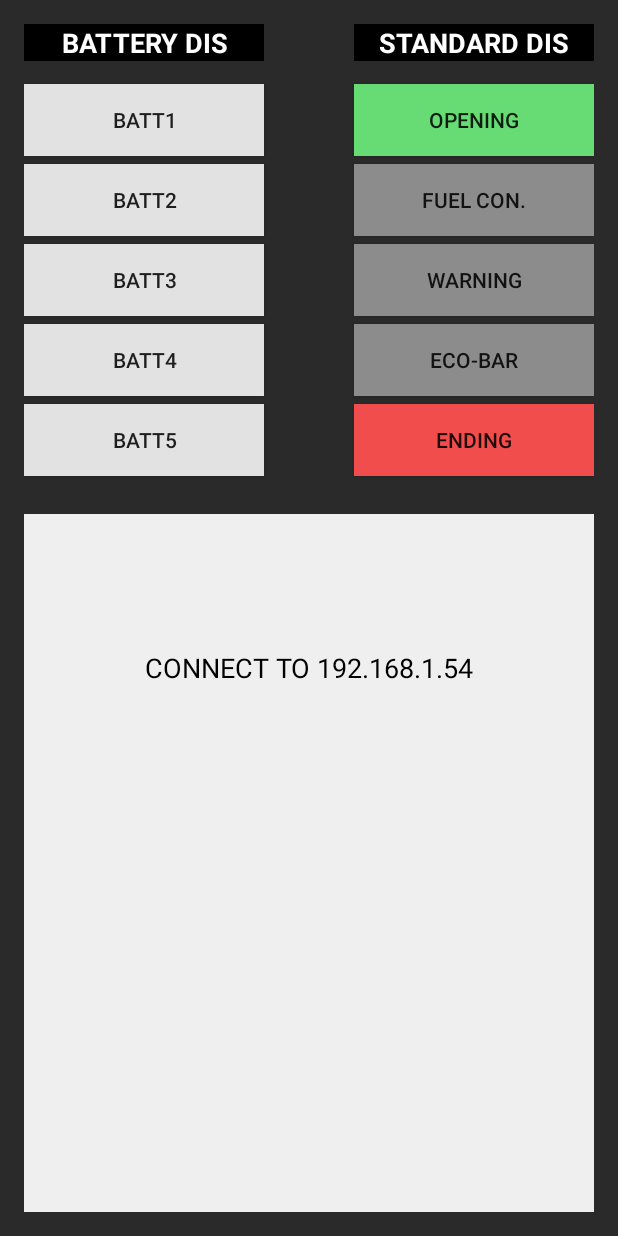
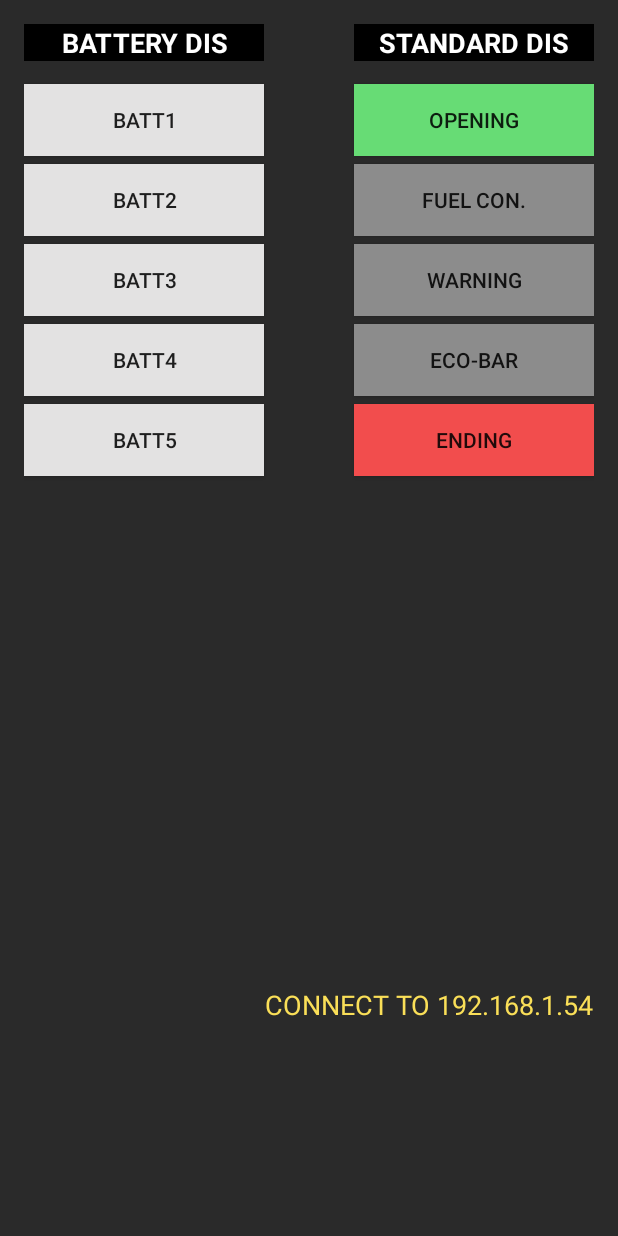
Before and after one commit to Nopakorn/AndroidClientSide, an Android app: the screen it shows after launch (MainActivity), on a phone screen of 412 x 824 dp. Run offline under Robolectric (Android 15) with nearby library versions, the light colour scheme and no system bars.

Commit message:
adding more screen detail

```diff
--- a/app/src/main/res/layout/activity_main.xml
+++ b/app/src/main/res/layout/activity_main.xml
@@ -151,26 +151,32 @@
         android:layout_alignStart="@+id/ecobar"
         android:background="#f24d4d" />
 
-    <LinearLayout
-        android:orientation="vertical"
-        android:layout_width="match_parent"
-        android:layout_height="match_parent"
-        android:layout_below="@+id/batteryStart"
+    <TextView
+        android:layout_width="164dp"
+        android:layout_height="wrap_content"
+        android:textAppearance="?android:attr/textAppearanceMedium"
+        android:text="Response"
+        android:id="@+id/response"
+        android:textColor="#fadf58"
+        android:textAlignment="center"
+        android:layout_gravity="right"
+        android:layout_marginTop="41dp"
+        android:layout_alignTop="@+id/screenPreview"
+        android:layout_alignRight="@+id/ending"
+        android:layout_alignEnd="@+id/ending"
+        android:layout_toRightOf="@+id/batteryStart"
+        android:layout_toEndOf="@+id/batteryStart" />
+
+    <ImageView
+        android:layout_width="108dp"
+        android:layout_height="192dp"
+        android:id="@+id/screenPreview"
+        android:layout_gravity="left"
+        android:layout_alignParentBottom="true"
         android:layout_alignParentLeft="true"
         android:layout_alignParentStart="true"
-        android:layout_marginTop="25dp"
-        android:id="@+id/panelShow"
-        android:background="#efefef">
-
-        <TextView
-            android:layout_width="match_parent"
-            android:layout_height="wrap_content"
-            android:textAppearance="?android:attr/textAppearanceMedium"
-            android:text="Response"
-            android:id="@+id/response"
-            android:layout_marginTop="90dp"
-            android:textColor="#000000"
-            android:textAlignment="center" />
-    </LinearLayout>
+        android:src="@mipmap/screen_opening"
+        android:visibility="invisible"
+        />
 
 </RelativeLayout>
```
Also changed, not shown: app/src/main/java/com/example/nopakorn/androidclientside/MainActivity.java (+114 -2 lines), app/src/main/res/drawable/screen_eco.png (added), app/src/main/res/mipmap-mdpi/screen_batt1.png (added), app/src/main/res/mipmap-mdpi/screen_batt2.png (added), app/src/main/res/mipmap-mdpi/screen_batt3.png (added), app/src/main/res/mipmap-mdpi/screen_batt4.png (added), app/src/main/res/mipmap-mdpi/screen_batt5.png (added), app/src/main/res/mipmap-mdpi/screen_batt5low.png (added), app/src/main/res/mipmap-mdpi/screen_eco.png (added), app/src/main/res/mipmap-mdpi/screen_ending.png (added), app/src/main/res/mipmap-mdpi/screen_fuel.png (added), app/src/main/res/mipmap-mdpi/screen_opening.png (added), app/src/main/res/mipmap-mdpi/screen_warning.png (added).
